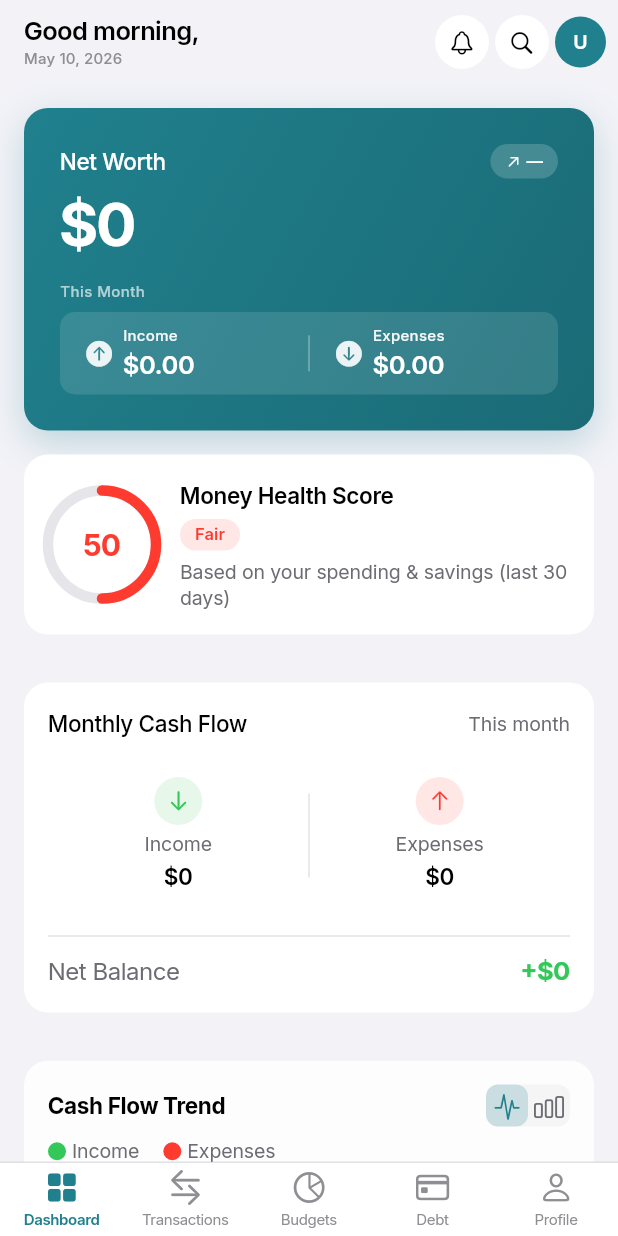
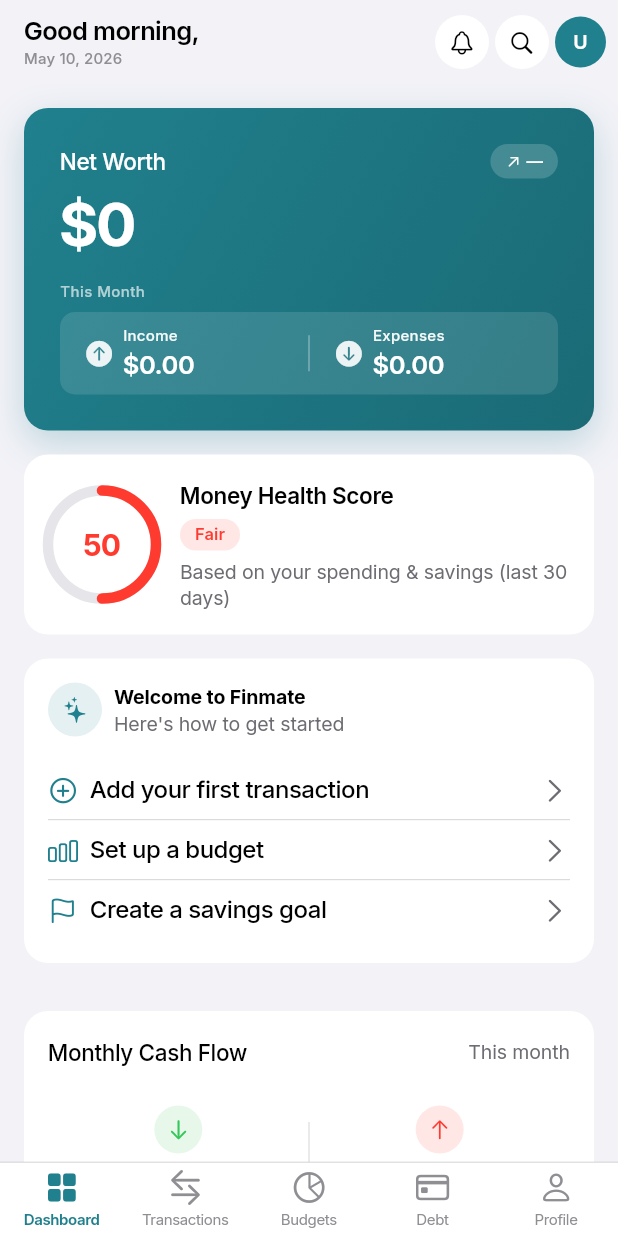
Before and after one commit to Soliperso/fin_mate, a Flutter app: the screen it shows once a user with an empty profile is signed in, on a phone screen of 412 x 824 dp. Run offline on Flutter 3.47's test engine with Material 3 defaults, Android fonts, the light colour scheme and no system bars; our stand-ins replace app_links, connectivity_plus, csv, easy_localization, equatable, file_picker and 16 more; missing offline and left inert: app_tracking_transparency, flutter_jailbreak_detection, google_mlkit_text_recognition, otp, purchases_flutter; accounts and stored records are empty; network calls fail.

Commit message:
feat(onboarding): replace AI slide with smart budgeting, add get started card

```diff
--- a/assets/translations/ar.json
+++ b/assets/translations/ar.json
@@ -137,8 +137,8 @@
       "description": "تتبع ديونك، واختر استراتيجية للسداد، وراقب تقدمك نحو الحرية المالية."
     },
     "slide3": {
-      "title": "رؤى مدعومة بالذكاء الاصطناعي",
-      "description": "احصل على توصيات مخصصة وتحليلات للإنفاق مدعومة بالذكاء الاصطناعي."
+      "title": "الميزانية الذكية",
+      "description": "حدد ميزانيات لكل فئة وتتبع إنفاقك وابقَ على اطلاع بشؤونك المالية كل شهر."
     },
     "alreadyHaveAccount": "لديك حساب بالفعل؟ تسجيل الدخول"
   },
--- a/assets/translations/en.json
+++ b/assets/translations/en.json
@@ -137,8 +137,8 @@
       "description": "Track your debts, choose a payoff strategy, and watch your progress as you achieve financial freedom."
     },
     "slide3": {
-      "title": "AI-Powered Insights",
-      "description": "Get personalized recommendations and spending insights powered by AI."
+      "title": "Smart Budgeting",
+      "description": "Set category budgets, track your spending, and stay on top of your finances every month."
     },
     "alreadyHaveAccount": "Already have an account? Log in"
   },
--- a/assets/translations/es.json
+++ b/assets/translations/es.json
@@ -137,8 +137,8 @@
       "description": "Rastrea tus deudas, elige una estrategia de pago y observa tu progreso hacia la libertad financiera."
     },
     "slide3": {
-      "title": "Análisis con IA",
-      "description": "Obtén recomendaciones personalizadas y análisis de gastos impulsados por inteligencia artificial."
+      "title": "Presupuesto Inteligente",
+      "description": "Establece presupuestos por categoría, controla tus gastos y mantén el control de tus finanzas."
     },
     "alreadyHaveAccount": "¿Ya tienes una cuenta? Iniciar sesión"
   },
--- a/assets/translations/fr.json
+++ b/assets/translations/fr.json
@@ -137,8 +137,8 @@
       "description": "Suivez vos dettes, choisissez une stratégie de remboursement et observez vos progrès vers la liberté financière."
     },
     "slide3": {
-      "title": "Insights propulsés par l'IA",
-      "description": "Obtenez des recommandations personnalisées et des analyses de dépenses grâce à l'intelligence artificielle."
+      "title": "Budget Intelligent",
+      "description": "Définissez des budgets par catégorie, suivez vos dépenses et maîtrisez vos finances chaque mois."
     },
     "alreadyHaveAccount": "Vous avez déjà un compte ? Se connecter"
   },
--- a/lib/features/auth/presentation/pages/onboarding_page.dart
+++ b/lib/features/auth/presentation/pages/onboarding_page.dart
@@ -47,9 +47,9 @@ class _OnboardingPageState extends ConsumerState<OnboardingPage>
         OnboardingSlide(
           title: 'onboarding.slide3.title'.tr(),
           description: 'onboarding.slide3.description'.tr(),
-          icon: CupertinoIcons.lightbulb_fill,
+          icon: CupertinoIcons.chart_bar_fill,
           color: AppColors.systemOrange,
-          features: ['Balance forecast', 'Spending alerts', 'Smart tips'],
+          features: ['Budget by category', 'Track overspending', 'Monthly summary'],
         ),
       ];
 
--- a/lib/features/dashboard/presentation/pages/dashboard_page.dart
+++ b/lib/features/dashboard/presentation/pages/dashboard_page.dart
@@ -26,6 +26,7 @@ import '../../../recurring_transactions/presentation/providers/recurring_transac
 import '../widgets/budget_snapshot_card.dart';
 import '../widgets/goals_summary_slide.dart';
 import '../widgets/upcoming_bills_slide.dart';
+import '../widgets/get_started_card.dart';
 import '../widgets/savings_rate_card.dart';
 import '../widgets/spending_breakdown_card.dart';
 
@@ -287,6 +288,14 @@ class _DashboardPageState extends ConsumerState<DashboardPage> {
                 // [AI Insights - Commented out]
                 // const _AiInsightsCard(),
                 // const SizedBox(height: AppSizes.md),
+
+                // ── Get Started (new users only) ──────────────────────────
+                if (stats.recentTransactions.isEmpty &&
+                    stats.monthlyIncome == 0.0 &&
+                    stats.monthlyExpenses == 0.0) ...[
+                  const GetStartedCard(),
+                  const SizedBox(height: AppSizes.md),
+                ],
 
                 // ── DTI ratio ─────────────────────────────────────────────
                 const DtiWidget(),
--- /dev/null
+++ b/lib/features/dashboard/presentation/widgets/get_started_card.dart
@@ -0,0 +1,139 @@
+import 'package:flutter/cupertino.dart' show CupertinoIcons;
+import 'package:flutter/material.dart';
+import 'package:go_router/go_router.dart';
+import '../../../../core/constants/app_colors.dart';
+import '../../../../core/constants/app_sizes.dart';
+
+class GetStartedCard extends StatelessWidget {
+  const GetStartedCard({super.key});
+
+  @override
+  Widget build(BuildContext context) {
+    final isDark = Theme.of(context).brightness == Brightness.dark;
+    final cardColor = isDark
+        ? AppColors.secondarySystemBackgroundDark
+        : AppColors.systemBackground;
+
+    return Container(
+      decoration: BoxDecoration(
+        color: cardColor,
+        borderRadius: BorderRadius.circular(AppSizes.radiusCard),
+      ),
+      padding: const EdgeInsets.all(AppSizes.md),
+      child: Column(
+        crossAxisAlignment: CrossAxisAlignment.start,
+        children: [
+          Row(
+            children: [
+              Container(
+                width: 36,
+                height: 36,
+                decoration: BoxDecoration(
+                  color: AppColors.brandTeal.withValues(alpha: 0.12),
+                  shape: BoxShape.circle,
+                ),
+                child: const Icon(
+                  CupertinoIcons.sparkles,
+                  color: AppColors.brandTeal,
+                  size: 18,
+                ),
+              ),
+              const SizedBox(width: AppSizes.sm),
+              Column(
+                crossAxisAlignment: CrossAxisAlignment.start,
+                children: [
+                  Text(
+                    'Welcome to Finmate',
+                    style: Theme.of(context).textTheme.titleSmall?.copyWith(
+                          fontWeight: FontWeight.w700,
+                        ),
+                  ),
+                  Text(
+                    'Here\'s how to get started',
+                    style: Theme.of(context).textTheme.bodySmall?.copyWith(
+                          color: AppColors.secondaryLabel,
+                        ),
+                  ),
+                ],
+              ),
+            ],
+          ),
+          const SizedBox(height: AppSizes.md),
+          _ActionRow(
+            icon: CupertinoIcons.plus_circle,
+            label: 'Add your first transaction',
+            onTap: () => context.push('/transactions/add'),
+          ),
+          _Divider(isDark: isDark),
+          _ActionRow(
+            icon: CupertinoIcons.chart_bar,
+            label: 'Set up a budget',
+            onTap: () => context.go('/budgets'),
+          ),
+          _Divider(isDark: isDark),
+          _ActionRow(
+            icon: CupertinoIcons.flag,
+            label: 'Create a savings goal',
+            onTap: () => context.push('/goals'),
+          ),
+        ],
+      ),
+    );
+  }
+}
+
+class _ActionRow extends StatelessWidget {
+  const _ActionRow({
+    required this.icon,
+    required this.label,
+    required this.onTap,
+  });
+
+  final IconData icon;
+  final String label;
+  final VoidCallback onTap;
+
+  @override
+  Widget build(BuildContext context) {
+    return InkWell(
+      onTap: onTap,
+      borderRadius: BorderRadius.circular(AppSizes.radiusSm),
+      child: Padding(
+        padding: const EdgeInsets.symmetric(vertical: AppSizes.sm),
+        child: Row(
+          children: [
+            Icon(icon, size: 20, color: AppColors.brandTeal),
+            const SizedBox(width: AppSizes.sm),
+            Expanded(
+              child: Text(
+                label,
+                style: Theme.of(context).textTheme.bodyMedium?.copyWith(
+                      fontWeight: FontWeight.w500,
+                    ),
+              ),
+            ),
+            const Icon(
+              CupertinoIcons.chevron_right,
+              size: AppSizes.iconSm,
+              color: AppColors.secondaryLabel,
+            ),
+          ],
+        ),
+      ),
+    );
+  }
+}
+
+class _Divider extends StatelessWidget {
+  const _Divider({required this.isDark});
+  final bool isDark;
+
+  @override
+  Widget build(BuildContext context) {
+    return Divider(
+      height: 1,
+      thickness: 0.5,
+      color: isDark ? AppColors.separatorDark : AppColors.separator,
+    );
+  }
+}
```
